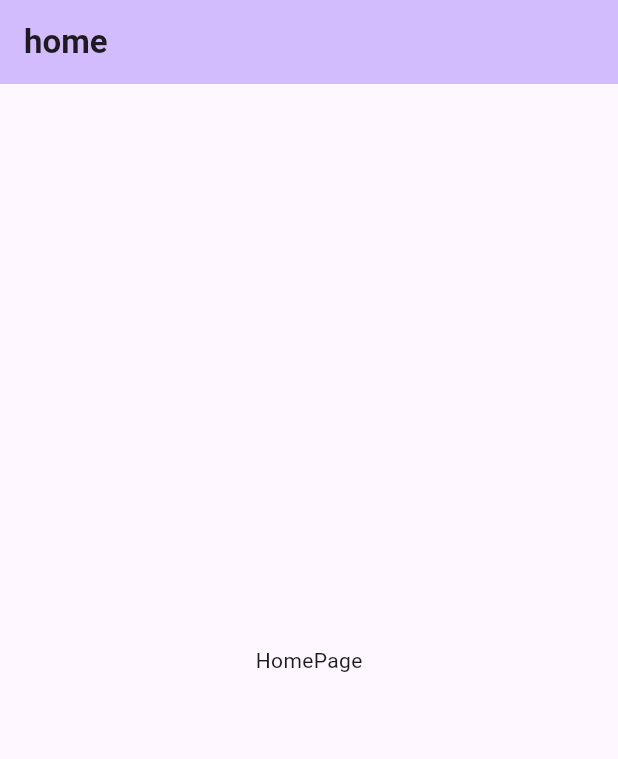
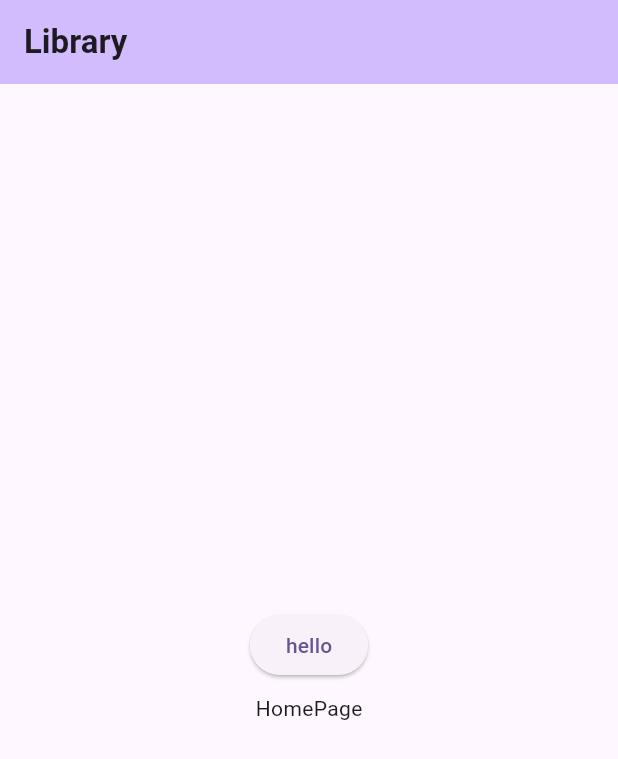
Before and after one commit to vskvj3/Ambience, a Flutter app: the screen it shows after launch, on a phone screen of 412 x 824 dp. Shown: the top 759 px of the screen. Run offline on Flutter 3.47's test engine with Material 2 defaults, Android fonts, the light colour scheme and no system bars.

Commit message:
feat: add player page boilerplate

```diff
--- a/lib/main.dart
+++ b/lib/main.dart
@@ -1,4 +1,5 @@
 import 'package:audiobook_player/screens/homepage.dart';
+import 'package:audiobook_player/screens/playpage.dart';
 import 'package:flutter/material.dart';
 
 void main() {
--- a/lib/screens/homepage.dart
+++ b/lib/screens/homepage.dart
@@ -1,3 +1,4 @@
+import 'package:audiobook_player/screens/playpage.dart';
 import 'package:flutter/material.dart';
 
 class MyHomePage extends StatefulWidget {
@@ -14,15 +15,29 @@ class _MyHomePageState extends State<MyHomePage> {
       appBar: AppBar(
         backgroundColor: Theme.of(context).colorScheme.inversePrimary,
         title: const Text(
-          "home",
+          "Library",
           style: TextStyle(fontWeight: FontWeight.bold),
         ),
       ),
-      body: const Center(
+      body: Center(
         child: Column(
           mainAxisAlignment: MainAxisAlignment.center,
+          crossAxisAlignment: CrossAxisAlignment.center,
           children: <Widget>[
-            Text(
+            ButtonBar(
+              alignment: MainAxisAlignment.center,
+              children: [
+                ElevatedButton(
+                    onPressed: () {
+                      Navigator.push(
+                          context,
+                          MaterialPageRoute(
+                              builder: (context) => const PlayScreen()));
+                    },
+                    child: const Text("hello"))
+              ],
+            ),
+            const Text(
               'HomePage',
             ),
           ],
```
Also changed, not shown: lib/screens/playpage.dart (added, +92 -0 lines).
